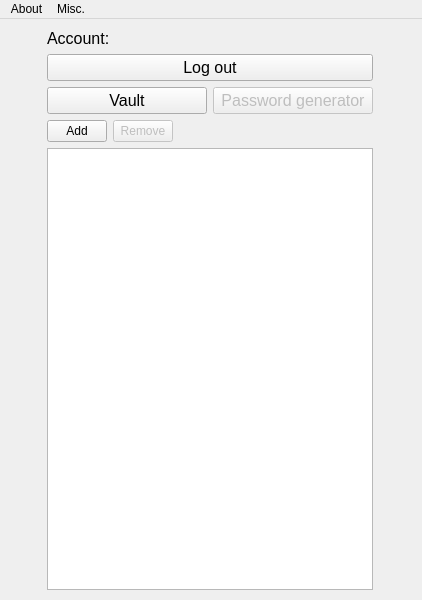
Before: the Qt Designer form gui/MainWindow.ui in cipher0ne/password-vault, drawn with Qt 5.
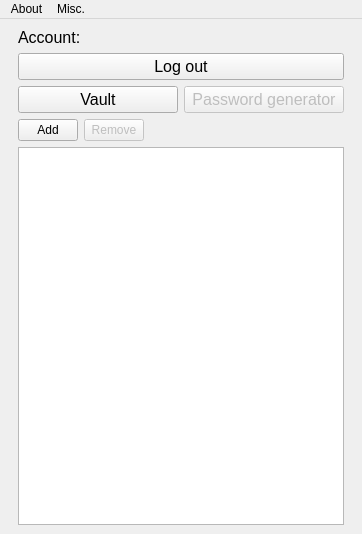
After: the same form once the commit is applied.

```diff
--- a/gui/MainWindow.ui
+++ b/gui/MainWindow.ui
@@ -9,23 +9,22 @@
    <rect>
     <x>0</x>
     <y>0</y>
-    <width>422</width>
-    <height>600</height>
+    <width>362</width>
+    <height>534</height>
    </rect>
   </property>
+  <property name="minimumSize">
+   <size>
+    <width>362</width>
+    <height>534</height>
+   </size>
+  </property>
   <property name="windowTitle">
    <string>Password manager</string>
   </property>
   <widget class="QWidget" name="centralwidget">
-   <widget class="QWidget" name="">
-    <property name="geometry">
-     <rect>
-      <x>10</x>
-      <y>10</y>
-      <width>401</width>
-      <height>561</height>
-     </rect>
-    </property>
+   <layout class="QHBoxLayout" name="horizontalLayout_5">
+    <item>
     <layout class="QHBoxLayout" name="horizontalLayout_3">
      <item>
       <spacer name="horizontalSpacer">
@@ -237,15 +236,16 @@
       </spacer>
      </item>
     </layout>
-   </widget>
+    </item>
+   </layout>
   </widget>
   <widget class="QMenuBar" name="menuBar">
    <property name="geometry">
     <rect>
      <x>0</x>
      <y>0</y>
-     <width>422</width>
-     <height>21</height>
+     <width>362</width>
+     <height>20</height>
     </rect>
    </property>
    <widget class="QMenu" name="menuAbout">
```
Lines whose indentation alone changed are shown as unchanged.
